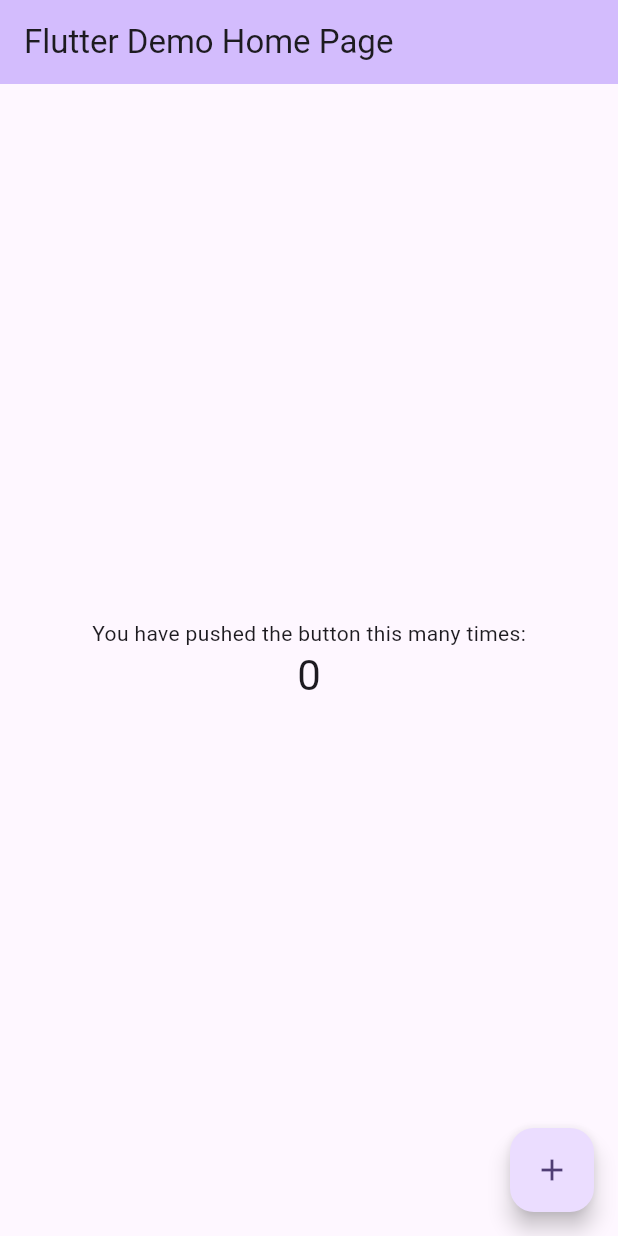
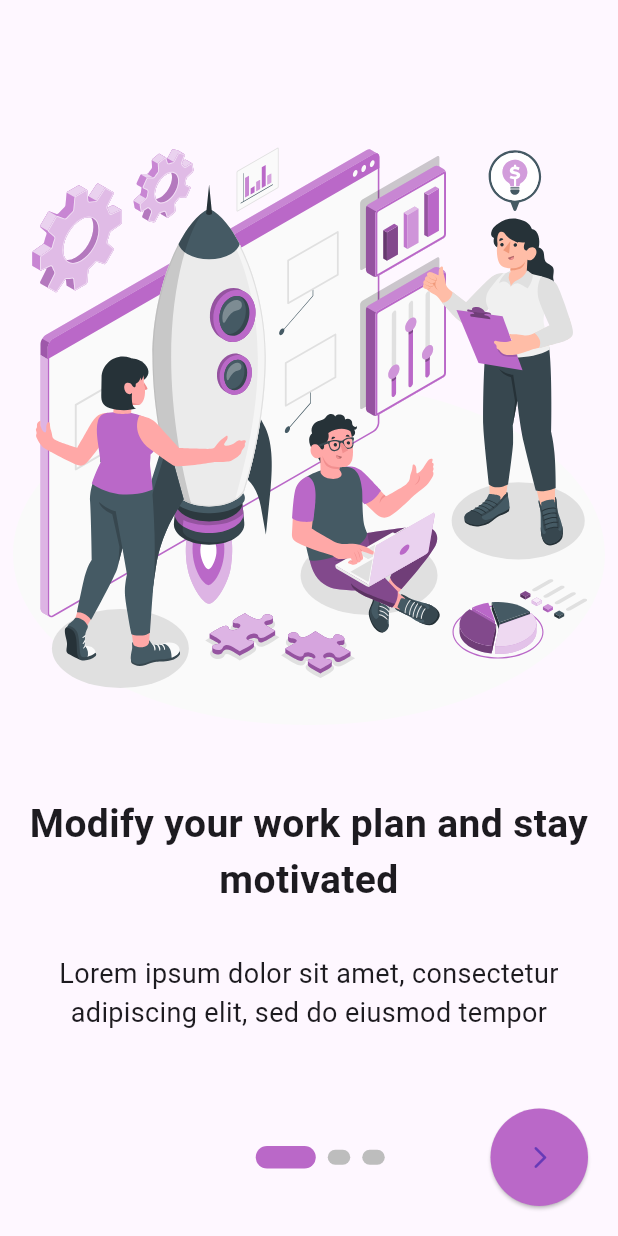
Before and after one commit to VARITHSA/CodSoft, a Flutter app: the screen it shows after launch, on a phone screen of 412 x 824 dp. Run offline on Flutter 3.47's test engine with Material 2 defaults, Android fonts, the phone set to English and light mode, and no system bars; our stand-ins replace flutter_svg.

Commit message:
onboarding complete

```diff
--- a/todo_application/lib/main.dart
+++ b/todo_application/lib/main.dart
@@ -1,4 +1,7 @@
 import 'package:flutter/material.dart';
+import 'package:todo_application/src/models/utils/page_routes.dart';
+import 'package:todo_application/src/pages/Onboarding/onboarding_page.dart';
+import 'package:todo_application/src/pages/home_page.dart';
 
 void main() {
   runApp(const MyApp());
@@ -13,113 +16,13 @@ class MyApp extends StatelessWidget {
     return MaterialApp(
       title: 'Flutter Demo',
       theme: ThemeData(
-        // This is the theme of your application.
-        //
-        // TRY THIS: Try running your application with "flutter run". You'll see
-        // the application has a blue toolbar. Then, without quitting the app,
-        // try changing the seedColor in the colorScheme below to Colors.green
-        // and then invoke "hot reload" (save your changes or press the "hot
-        // reload" button in a Flutter-supported IDE, or press "r" if you used
-        // the command line to start the app).
-        //
-        // Notice that the counter didn't reset back to zero; the application
-        // state is not lost during the reload. To reset the state, use hot
-        // restart instead.
-        //
-        // This works for code too, not just values: Most code changes can be
-        // tested with just a hot reload.
         colorScheme: ColorScheme.fromSeed(seedColor: Colors.deepPurple),
         useMaterial3: true,
       ),
-      home: const MyHomePage(title: 'Flutter Demo Home Page'),
+      home: const OnboardingScreen(),
+      routes: {
+        Routes.homePageRoute: (context) => const HomePage(),
+      },
     );
   }
 }
-
-class MyHomePage extends StatefulWidget {
-  const MyHomePage({super.key, required this.title});
-
-  // This widget is the home page of your application. It is stateful, meaning
-  // that it has a State object (defined below) that contains fields that affect
-  // how it looks.
-
-  // This class is the configuration for the state. It holds the values (in this
-  // case the title) provided by the parent (in this case the App widget) and
-  // used by the build method of the State. Fields in a Widget subclass are
-  // always marked "final".
-
-  final String title;
-
-  @override
-  State<MyHomePage> createState() => _MyHomePageState();
-}
-
-class _MyHomePageState extends State<MyHomePage> {
-  int _counter = 0;
-
-  void _incrementCounter() {
-    setState(() {
-      // This call to setState tells the Flutter framework that something has
-      // changed in this State, which causes it to rerun the build method below
-      // so that the display can reflect the updated values. If we changed
-      // _counter without calling setState(), then the build method would not be
-      // called again, and so nothing would appear to happen.
-      _counter++;
-    });
-  }
-
-  @override
-  Widget build(BuildContext context) {
-    // This method is rerun every time setState is called, for instance as done
-    // by the _incrementCounter method above.
-    //
-    // The Flutter framework has been optimized to make rerunning build methods
-    // fast, so that you can just rebuild anything that needs updating rather
-    // than having to individually change instances of widgets.
-    return Scaffold(
-      appBar: AppBar(
-        // TRY THIS: Try changing the color here to a specific color (to
-        // Colors.amber, perhaps?) and trigger a hot reload to see the AppBar
-        // change color while the other colors stay the same.
-        backgroundColor: Theme.of(context).colorScheme.inversePrimary,
-        // Here we take the value from the MyHomePage object that was created by
-        // the App.build method, and use it to set our appbar title.
-        title: Text(widget.title),
-      ),
-      body: Center(
-        // Center is a layout widget. It takes a single child and positions it
-        // in the middle of the parent.
-        child: Column(
-          // Column is also a layout widget. It takes a list of children and
-          // arranges them vertically. By default, it sizes itself to fit its
-          // children horizontally, and tries to be as tall as its parent.
-          //
-          // Column has various properties to control how it sizes itself and
-          // how it positions its children. Here we use mainAxisAlignment to
-          // center the children vertically; the main axis here is the vertical
-          // axis because Columns are vertical (the cross axis would be
-          // horizontal).
-          //
-          // TRY THIS: Invoke "debug painting" (choose the "Toggle Debug Paint"
-          // action in the IDE, or press "p" in the console), to see the
-          // wireframe for each widget.
-          mainAxisAlignment: MainAxisAlignment.center,
-          children: <Widget>[
-            const Text(
-              'You have pushed the button this many times:',
-            ),
-            Text(
-              '$_counter',
-              style: Theme.of(context).textTheme.headlineMedium,
-            ),
-          ],
-        ),
-      ),
-      floatingActionButton: FloatingActionButton(
-        onPressed: _incrementCounter,
-        tooltip: 'Increment',
-        child: const Icon(Icons.add),
-      ), // This trailing comma makes auto-formatting nicer for build methods.
-    );
-  }
-}
--- /dev/null
+++ b/todo_application/lib/src/models/providers/todo_model.dart
@@ -0,0 +1,38 @@
+import 'dart:collection';
+
+import 'package:flutter/foundation.dart';
+
+class Todo {
+  String title;
+  String detail;
+  bool isActive;
+  Todo({
+    required this.title,
+    required this.detail,
+    this.isActive = false,
+  });
+  void _complete() {
+    isActive != isActive;
+  }
+}
+
+class TodoModelProvider extends ChangeNotifier {
+  List<Todo> alltodo = [];
+  UnmodifiableListView<Todo> get alltasks => UnmodifiableListView(alltodo);
+
+  void addTask(String title, String detail) {
+    alltodo.add(Todo(title: title, detail: detail));
+    notifyListeners();
+  }
+
+  void removeTask(Todo task) {
+    alltodo.remove(task);
+    notifyListeners();
+  }
+
+  void toggleTask(Todo task) {
+    final taskIndex = alltodo.indexOf(task);
+    alltodo[taskIndex]._complete();
+    notifyListeners();
+  }
+}
--- /dev/null
+++ b/todo_application/lib/src/models/utils/page_routes.dart
@@ -0,0 +1,4 @@
+class Routes {
+  static String homePageRoute = '/home';
+  static String onboardPageRoute = '/onboard';
+}
--- /dev/null
+++ b/todo_application/lib/src/pages/Onboarding/onboarding_page.dart
@@ -0,0 +1,178 @@
+import 'package:flutter/material.dart';
+import 'package:flutter_svg/flutter_svg.dart';
+import 'package:todo_application/src/models/utils/page_routes.dart';
+
+class OnboardingScreen extends StatefulWidget {
+  const OnboardingScreen({super.key});
+
+  @override
+  State<OnboardingScreen> createState() => _OnboardingScreenState();
+}
+
+class _OnboardingScreenState extends State<OnboardingScreen> {
+  late PageController _pageController;
+  int _pageIndex = 0;
+  @override
+  void initState() {
+    _pageController = PageController(initialPage: 0);
+    super.initState();
+  }
+
+  @override
+  void dispose() {
+    _pageController.dispose();
+    super.dispose();
+  }
+
+  @override
+  Widget build(BuildContext context) {
+    return Scaffold(
+      body: Column(
+        children: [
+          Expanded(
+            child: PageView.builder(
+                itemCount: demo.length,
+                controller: _pageController,
+                onPageChanged: (index) {
+                  setState(() {
+                    _pageIndex = index;
+                  });
+                },
+                itemBuilder: (context, index) {
+                  return OnboardContents(
+                    image: demo[index].image,
+                    title: demo[index].title,
+                    subtext: demo[index].subtext,
+                  );
+                }),
+          ),
+          Padding(
+            padding: const EdgeInsets.all(20.0),
+            child: Row(
+              children: [
+                const Spacer(),
+                const SizedBox(
+                  width: 80,
+                ),
+                ...List.generate(
+                  demo.length,
+                  (index) => Padding(
+                    padding: const EdgeInsets.symmetric(horizontal: 4),
+                    child: DotIndicator(
+                      isActive: index == _pageIndex,
+                    ),
+                  ),
+                ),
+                const Spacer(),
+                SizedBox(
+                  height: 65,
+                  width: 65,
+                  child: ElevatedButton(
+                    style: ElevatedButton.styleFrom(
+                      backgroundColor: Colors.purple[300],
+                    ),
+                    onPressed: () {
+                      _pageIndex == 2
+                          ? Navigator.of(context)
+                              .pushNamed(Routes.homePageRoute)
+                          : _pageController.nextPage(
+                              duration: const Duration(milliseconds: 300),
+                              curve: Curves.easeIn);
+                    },
+                    child: const Center(
+                      child: Icon(
+                        Icons.arrow_forward_ios_rounded,
+                        color: Colors.deepPurple,
+                      ),
+                    ),
+                  ),
+                ),
+              ],
+            ),
+          ),
+        ],
+      ),
+    );
+  }
+}
+
+class DotIndicator extends StatelessWidget {
+  const DotIndicator({
+    super.key,
+    this.isActive = false,
+  });
+  final bool isActive;
+
+  @override
+  Widget build(BuildContext context) {
+    return AnimatedContainer(
+      duration: const Duration(milliseconds: 200),
+      height: isActive ? 15 : 10,
+      width: isActive ? 40 : 15,
+      decoration: BoxDecoration(
+        borderRadius: BorderRadius.circular(10),
+        color: isActive ? Colors.purple[300] : Colors.grey.shade400,
+      ),
+    );
+  }
+}
+
+List<OnboardContents> demo = [
+  OnboardContents(
+      image: 'assets/images/onboard1.svg',
+      title: 'Modify your work plan and stay motivated',
+      subtext:
+          'Lorem ipsum dolor sit amet, consectetur adipiscing elit, sed do eiusmod tempor '),
+  OnboardContents(
+      image: 'assets/images/onboard2.svg',
+      title: 'Analyze your work everday and stay on track',
+      subtext:
+          'Lorem ipsum dolor sit amet, consectetur adipiscing elit, sed do eiusmod tempor '),
+  OnboardContents(
+      image: 'assets/images/onboard3.svg',
+      title: 'Modify your work plan and stay motivated',
+      subtext:
+          'Lorem ipsum dolor sit amet, consectetur adipiscing elit, sed do eiusmod tempor '),
+];
+
+// ignore: must_be_immutable
+class OnboardContents extends StatelessWidget {
+  String image;
+  String title;
+  String subtext;
+  OnboardContents({
+    Key? key,
+    required this.image,
+    required this.title,
+    required this.subtext,
+  }) : super(key: key);
+
+  @override
+  Widget build(BuildContext context) {
+    return Column(
+      children: [
+        const Spacer(),
+        SvgPicture.asset(image),
+        Text(title,
+            textAlign: TextAlign.center,
+            style: const TextStyle(
+              fontSize: 26,
+              fontWeight: FontWeight.w600,
+            )),
+        const Spacer(),
+        Text(
+          subtext,
+          textAlign: TextAlign.center,
+          style: const TextStyle(
+            fontSize: 18,
+            fontWeight: FontWeight.w400,
+          ),
+        ),
+        const Spacer(),
+      ],
+    );
+  }
+}
+// assets/images/onboard2.svg
+// WELCOME
+// WELCOME
--- /dev/null
+++ b/todo_application/lib/src/pages/home_page.dart
@@ -0,0 +1,17 @@
+import 'package:flutter/material.dart';
+
+class HomePage extends StatefulWidget {
+  const HomePage({super.key});
+
+  @override
+  State<HomePage> createState() => _HomePageState();
+}
+
+class _HomePageState extends State<HomePage> {
+  @override
+  Widget build(BuildContext context) {
+    return Scaffold(
+      appBar: AppBar(),
+    );
+  }
+}
```
Also changed, not shown: todo_application/pubspec.yaml (+8 -6 lines), todo_application/assets/images/onboard1.svg (added), todo_application/assets/images/onboard2.svg (added), todo_application/assets/images/onboard3.svg (added), todo_application/lib/src/constants/colors.dart (added), todo_application/pubspec.lock, 1 other file.
